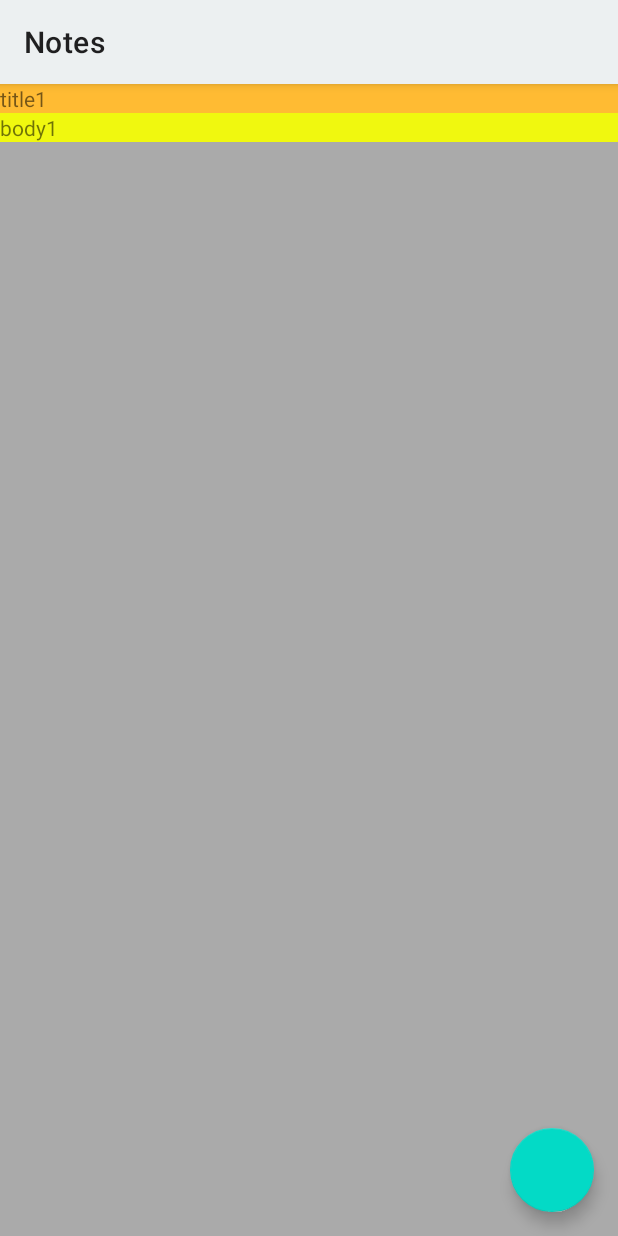
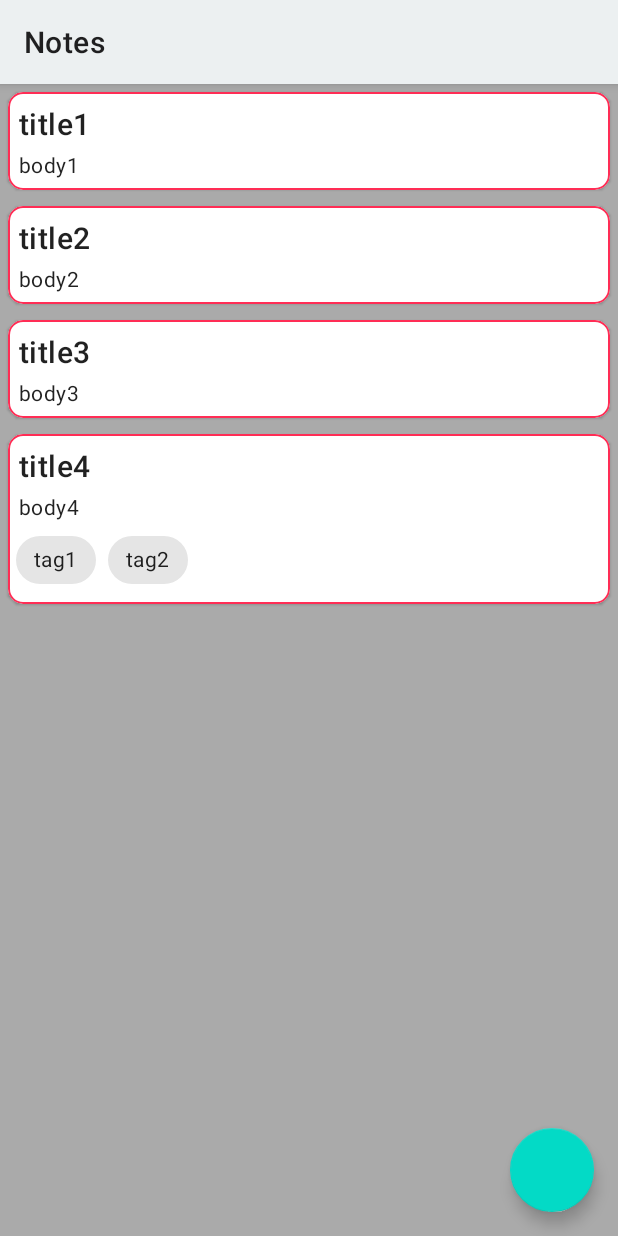
Before and after one commit to gwyrwch/android-notes, an Android app: the screen it shows after launch (MainActivity), on a phone screen of 412 x 824 dp. Run offline under Robolectric (Android 15) with nearby library versions, the phone set to English and light mode, and no system bars; our stand-ins replace Room's generated code.

Commit message:
main layout working now(portrait mode with RecyclerView, now without fragment)

```diff
--- a/app/build.gradle
+++ b/app/build.gradle
@@ -29,6 +29,7 @@ dependencies {
     implementation fileTree(dir: 'libs', include: ['*.jar'])
     implementation 'androidx.appcompat:appcompat:1.1.0'
     implementation 'androidx.constraintlayout:constraintlayout:1.1.3'
+    implementation 'androidx.legacy:legacy-support-v4:1.0.0'
     testImplementation 'junit:junit:4.12'
     androidTestImplementation 'androidx.test:runner:1.2.0'
     androidTestImplementation 'androidx.test.espresso:espresso-core:3.2.0'
--- a/app/src/main/java/com/example/notes/Database/NoteDatabase.java
+++ b/app/src/main/java/com/example/notes/Database/NoteDatabase.java
@@ -81,10 +81,13 @@ public abstract class NoteDatabase extends RoomDatabase {
 
         Tag tag = new Tag("tag1");
         tag.id = tDao.insert(tag);
+        Tag tag2 = new Tag("tag2");
+        tag2.id = tDao.insert(tag2);
 
+        if (note.id == 0 || tag.id == 0) throw new AssertionError();
 
         tnDao.insert(new TagToNote(tag.id, note.id));
-
+        tnDao.insert(new TagToNote(tag2.id, note.id));
         return null;
     }
 }
--- a/app/src/main/java/com/example/notes/Database/TagToNoteDao.java
+++ b/app/src/main/java/com/example/notes/Database/TagToNoteDao.java
@@ -5,6 +5,7 @@ import androidx.room.Dao;
 import androidx.room.Insert;
 import androidx.room.Query;
 
+import com.example.notes.Models.AdaptedNote;
 import com.example.notes.Models.Note;
 import com.example.notes.Models.Tag;
 import com.example.notes.Models.TagToNote;
@@ -30,6 +31,10 @@ public interface TagToNoteDao {
     )
     LiveData<List<Tag>> getTagsFromNote(final long noteId);
 
+//        @Query("SELECT * FROM tags INNER JOIN (notes INNER JOIN tag_to_note ON notes.note_id=tag_to_note.note_id) ON tags.tag_id=tag_to_note.tag_id")
+    @Query("SELECT * FROM tag_to_note ORDER BY note_id")
+    LiveData<List<TagToNote>> getFullData();
+
     @Query("DELETE FROM tag_to_note")
     void deleteAll();
 }
--- a/app/src/main/java/com/example/notes/MainActivity.java
+++ b/app/src/main/java/com/example/notes/MainActivity.java
@@ -7,11 +7,13 @@ import android.widget.Toast;
 
 import androidx.annotation.Nullable;
 import androidx.appcompat.app.AppCompatActivity;
+import androidx.lifecycle.LiveData;
 import androidx.lifecycle.Observer;
 import androidx.lifecycle.ViewModelProviders;
 import androidx.recyclerview.widget.LinearLayoutManager;
 import androidx.recyclerview.widget.RecyclerView;
 
+import com.example.notes.Models.AdaptedNote;
 import com.example.notes.Models.Note;
 import com.example.notes.Models.Tag;
 import com.example.notes.Models.TagToNote;
@@ -44,13 +46,37 @@ public class MainActivity extends AppCompatActivity {
 //        noteViewModel = new ViewModelProvider(this).get(NoteViewModel.class);
         viewModel = ViewModelProviders.of(this).get(MainViewModel.class);
 
+        viewModel.getAllTags().observe(this, new Observer<List<Tag>>() {
+            @Override
+            public void onChanged(@Nullable final List<Tag> allTags) {
+                // Update the cached copy of the notes in the adapter.
+                if (allTags != null) {
+                    adapter.getTags(allTags);
+                }
+            }
+        });
+
         viewModel.getAllNotesByDate().observe(this, new Observer<List<Note>>() {
             @Override
-            public void onChanged(@Nullable final List<Note> notes) {
+            public void onChanged(@Nullable final List<Note> adaptedNotes) {
                 // Update the cached copy of the notes in the adapter.
-                adapter.setNotes(notes);
+                if (adaptedNotes != null) {
+                    adapter.setNotes(adaptedNotes);
+                }
             }
         });
+
+        viewModel.getFullData().observe(this, new Observer<List<TagToNote>>() {
+            @Override
+            public void onChanged(@Nullable final List<TagToNote> tagToNotes) {
+                // Update the cached copy of the notes in the adapter.
+                if (tagToNotes != null) {
+
+                    adapter.getFullData(tagToNotes);
+                }
+            }
+        });
+
 
         FloatingActionButton fab = findViewById(R.id.fab);
         fab.setOnClickListener(new View.OnClickListener() {
--- a/app/src/main/java/com/example/notes/NoteListAdapter.java
+++ b/app/src/main/java/com/example/notes/NoteListAdapter.java
@@ -1,5 +1,6 @@
 package com.example.notes;
 
+import android.app.Activity;
 import android.content.Context;
 import android.view.LayoutInflater;
 import android.view.View;
@@ -8,7 +9,12 @@ import android.widget.TextView;
 
 import androidx.recyclerview.widget.RecyclerView;
 
+import com.example.notes.Models.AdaptedNote;
 import com.example.notes.Models.Note;
+import com.example.notes.Models.Tag;
+import com.example.notes.Models.TagToNote;
+import com.google.android.material.chip.Chip;
+import com.google.android.material.chip.ChipGroup;
 
 import java.util.List;
 
@@ -16,21 +22,26 @@ import java.util.List;
 public class NoteListAdapter extends RecyclerView.Adapter<NoteListAdapter.NoteViewHolder> {
     class NoteViewHolder extends RecyclerView.ViewHolder {
         private final TextView noteTitleItemView, noteBodyItemView;
+        private final ChipGroup tagsGroup;
 
         private NoteViewHolder(View itemView) {
             super(itemView);
             noteTitleItemView = itemView.findViewById(R.id.titleTextView);
             noteBodyItemView = itemView.findViewById(R.id.bodyTextView);
+            tagsGroup = itemView.findViewById(R.id.tagsGroup);
         }
     }
 
     private final LayoutInflater inflater;
     private List<Note> notes;
+    private List<Tag> tags;
+    private List<TagToNote> tagToNotes;
+    private Context context;
 
     NoteListAdapter(Context context) {
         inflater = LayoutInflater.from(context);
+        this.context = context;
     }
-
 
     @Override
     public NoteViewHolder onCreateViewHolder(ViewGroup parent, int viewType) {
@@ -44,9 +55,28 @@ public class NoteListAdapter extends RecyclerView.Adapter<NoteListAdapter.NoteVi
             Note current = notes.get(position);
             holder.noteTitleItemView.setText(current.title);
             holder.noteBodyItemView.setText(current.body);
+            holder.tagsGroup.removeAllViews();
+
+            if (this.tagToNotes == null) {
+                return;
+            }
+
+            for (TagToNote tn : this.tagToNotes) {
+                if (tn.noteId == current.id) {
+                    for (Tag tag : this.tags) {
+                        if (tag.id == tn.tagId) {
+                            Chip c = new Chip(context);
+                            c.setText(tag.tagName);
+                            c.setCheckable(false);
+                            holder.tagsGroup.addView(c);
+                        }
+                    }
+                }
+
+            }
         } else {
             // Covers the case of data not being ready yet.
-            holder.noteTitleItemView.setText("No Word");
+            holder.noteTitleItemView.setText("No notes");
         }
     }
 
@@ -58,9 +88,20 @@ public class NoteListAdapter extends RecyclerView.Adapter<NoteListAdapter.NoteVi
                         // notes has not been updated (means initially, it's null, and we can't return null)
     }
 
-
-    void setNotes(List<Note> nts) {
-        notes = nts;
+    void setNotes(List<Note> notes) {
+        this.notes = notes;
         notifyDataSetChanged();
     }
+
+    void getTags(List<Tag> tags) {
+        this.tags = tags;
+        notifyDataSetChanged();
+    }
+
+
+    void getFullData(List<TagToNote> tagToNotes) {
+        this.tagToNotes = tagToNotes;
+        notifyDataSetChanged();
+    }
+
 }
--- a/app/src/main/java/com/example/notes/Repositories/TagToNoteRepository.java
+++ b/app/src/main/java/com/example/notes/Repositories/TagToNoteRepository.java
@@ -4,9 +4,11 @@ import android.app.Application;
 import android.os.AsyncTask;
 
 import androidx.lifecycle.LiveData;
+import androidx.lifecycle.MutableLiveData;
 
 import com.example.notes.Database.NoteDatabase;
 import com.example.notes.Database.TagToNoteDao;
+import com.example.notes.Models.AdaptedNote;
 import com.example.notes.Models.Note;
 import com.example.notes.Models.Tag;
 import com.example.notes.Models.TagToNote;
@@ -29,6 +31,10 @@ public class TagToNoteRepository {
 
     public LiveData<List<Note>> getNotesByTag(long tagId) {
         return tagToNoteDao.getNotesByTag(tagId);
+    }
+
+    public LiveData<List<TagToNote>> getFullData() {
+        return tagToNoteDao.getFullData();
     }
 
     public void insert(final long tagId, final long nodeId) {
@@ -74,4 +80,5 @@ public class TagToNoteRepository {
             return null;
         }
     }
+
 }
--- a/app/src/main/java/com/example/notes/ViewModels/MainViewModel.java
+++ b/app/src/main/java/com/example/notes/ViewModels/MainViewModel.java
@@ -5,8 +5,13 @@ import android.os.AsyncTask;
 
 import androidx.annotation.NonNull;
 import androidx.lifecycle.AndroidViewModel;
+import androidx.lifecycle.LifecycleOwner;
 import androidx.lifecycle.LiveData;
+import androidx.lifecycle.MutableLiveData;
+import androidx.lifecycle.Observer;
 
+import com.example.notes.MainActivity;
+import com.example.notes.Models.AdaptedNote;
 import com.example.notes.Models.Note;
 import com.example.notes.Models.Tag;
 import com.example.notes.Models.TagToNote;
@@ -23,6 +28,8 @@ public class MainViewModel extends AndroidViewModel {
 
     private LiveData<List<Note>> allNotesByTitle;
     private LiveData<List<Note>> allNotesByDate;
+    private LiveData<List<TagToNote>> fullData;
+    private LiveData<List<Tag>> allTags;
 
     public MainViewModel(@NonNull Application application) {
         super(application);
@@ -33,6 +40,8 @@ public class MainViewModel extends AndroidViewModel {
 
         tagRepository = new TagRepository(application);
         tagToNoteRepository = new TagToNoteRepository(application);
+        allTags = tagRepository.getAllTags();
+        fullData = tagToNoteRepository.getFullData();
     }
 
     public LiveData<List<Note>> getAllNotesByTitle() {
@@ -55,6 +64,14 @@ public class MainViewModel extends AndroidViewModel {
         return tagRepository.getTagByTitle(title);
     }
 
+    public LiveData<List<Tag>> getAllTags() {
+        return allTags;
+    }
+
+    public LiveData<List<TagToNote>> getFullData() {
+        return fullData;
+    }
+
     public void insert(Note note, List<Tag> tags) {
         AsyncTask<Note, Void, Note> noteInsertion = insertNote(note);
         for (Tag t : tags) {
@@ -62,4 +79,8 @@ public class MainViewModel extends AndroidViewModel {
             insertTagToNote(t.id, noteInsertion);
         }
     }
+
+    public LiveData<List<Tag>> getTagsFromNote(long nodeId) {
+        return tagToNoteRepository.getTagsFromNote(nodeId);
+    }
 }
--- a/app/src/main/res/layout/recyclerview_item.xml
+++ b/app/src/main/res/layout/recyclerview_item.xml
@@ -1,20 +1,53 @@
 <?xml version="1.0" encoding="utf-8"?>
 <LinearLayout xmlns:android="http://schemas.android.com/apk/res/android"
-    android:orientation="vertical" android:layout_width="match_parent"
-    android:layout_height="match_parent">
+    xmlns:app="http://schemas.android.com/apk/res-auto"
+    android:orientation="vertical"
+    android:layout_width="match_parent"
+    android:layout_height="wrap_content">
 
-    <TextView
-        android:id="@+id/titleTextView"
-
+    <com.google.android.material.card.MaterialCardView
         android:layout_width="match_parent"
         android:layout_height="wrap_content"
-        android:background="@android:color/holo_orange_light" />
+        android:layout_margin="5dp"
+        app:strokeColor="@color/colorAccent"
+        app:strokeWidth="1dp"
+        app:cardCornerRadius="10dp"
+        android:background="#FFFFFF"
+        >
 
-    <TextView
-        android:id="@+id/bodyTextView"
-        android:layout_width="match_parent"
-        android:layout_height="wrap_content"
-        android:background="#F0F80F" />
+        <LinearLayout
+            android:layout_width="match_parent"
+            android:layout_height="match_parent"
+            android:layout_gravity="top"
+            android:background="#FFFFFF"
+            android:orientation="vertical"
+            android:layout_margin="5dp">
+
+            <com.google.android.material.textview.MaterialTextView
+                android:id="@+id/titleTextView"
+                android:layout_width="match_parent"
+                android:layout_height="wrap_content"
+                android:padding="2dp"
+                android:textAppearance="?attr/textAppearanceHeadline6" />
+
+            <com.google.android.material.textview.MaterialTextView
+                android:id="@+id/bodyTextView"
+                android:layout_width="match_parent"
+                android:layout_height="wrap_content"
+                android:padding="2dp"
+                android:textAppearance="?attr/textAppearanceBody2" />
+
+            <com.google.android.material.chip.ChipGroup
+                android:layout_width="match_parent"
+                android:layout_height="wrap_content"
+                app:singleLine="true"
+                android:id="@+id/tagsGroup">
+
+            </com.google.android.material.chip.ChipGroup>
+
+        </LinearLayout>
+
+    </com.google.android.material.card.MaterialCardView>
 
 <!--    style="@style/word_title"-->
 </LinearLayout>
--- a/app/src/main/res/values/strings.xml
+++ b/app/src/main/res/values/strings.xml
@@ -2,4 +2,7 @@
     <string name="app_name">Notes</string>
     <string name="note_title">Title</string>
     <string name="note_body">Note</string>
+
+    <!-- TODO: Remove or change this placeholder text -->
+    <string name="hello_blank_fragment">Hello blank fragment</string>
 </resources>
```
Also changed, not shown: app/src/main/java/com/example/notes/GridNoteFragment.java (added, +63 -0 lines), app/src/main/java/com/example/notes/Models/AdaptedNote.java (added, +25 -0 lines), app/src/main/java/com/example/notes/NoteListFragment.java (added, +68 -0 lines), app/src/main/res/drawable/baseline_note_add_24.xml (added, +10 -0 lines), app/src/main/res/layout/fragment_grid_note.xml (added, +14 -0 lines), app/src/main/res/layout/fragment_note_list.xml (added, +14 -0 lines).
